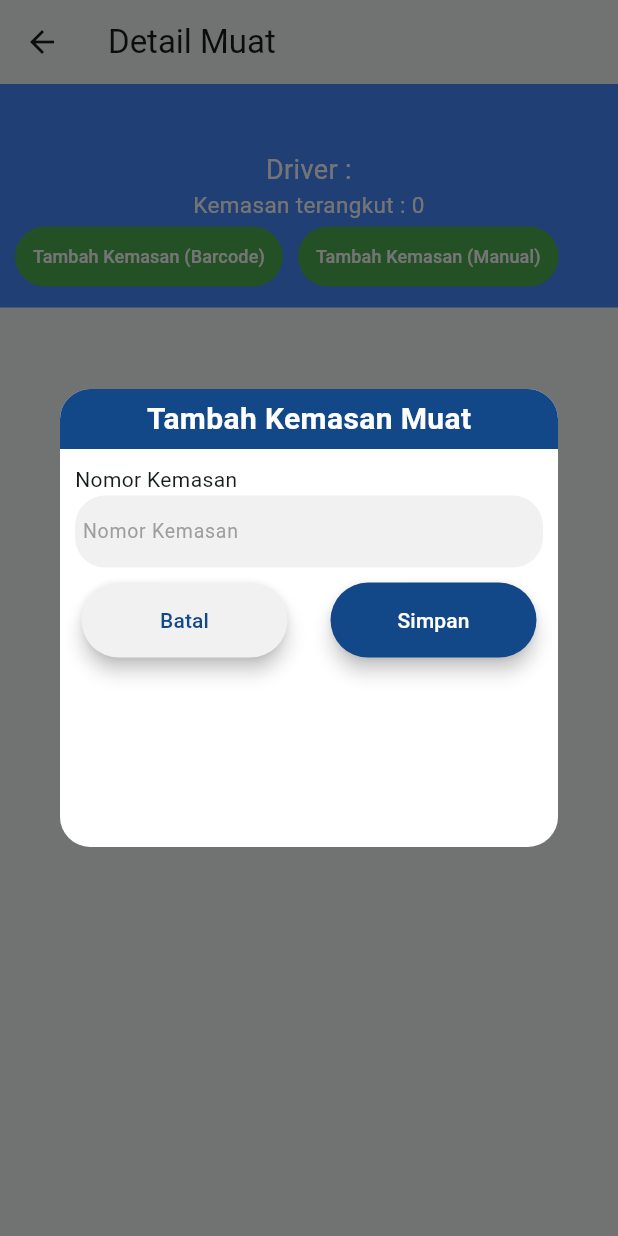
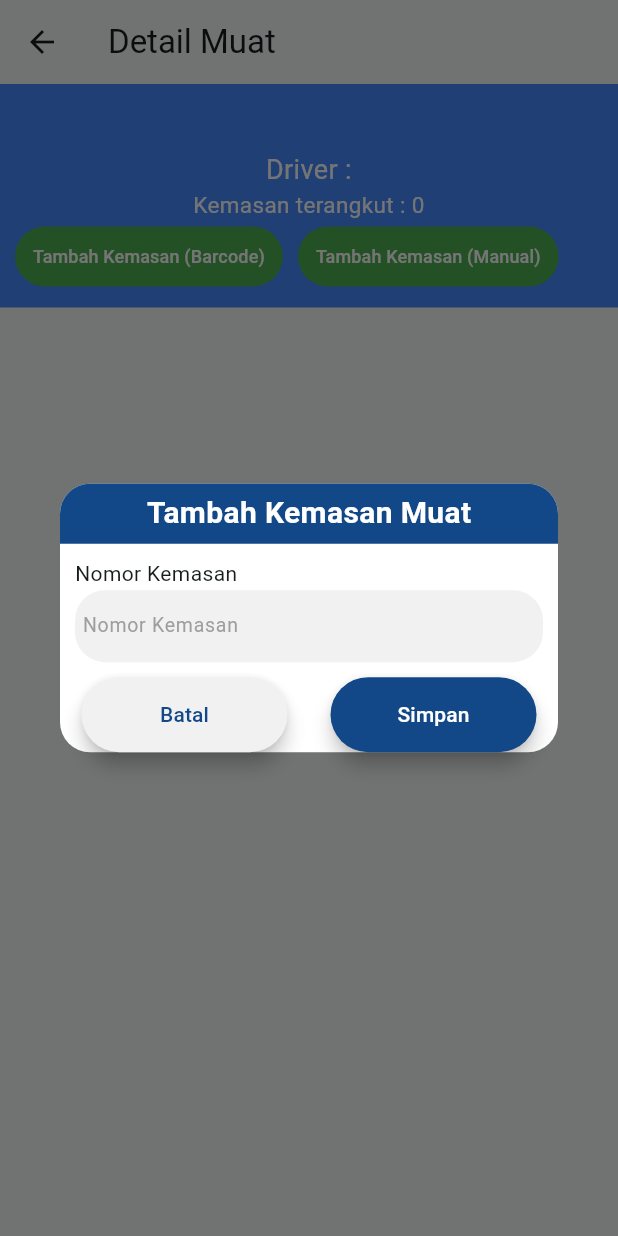
Before and after one commit to mastoto-github/tbl_fotobarang, a Flutter app: the MuatDetil screen opened directly with empty values, after a tap on "Tambah Kemasan (Manual)", on a phone screen of 412 x 824 dp. Run offline on Flutter 3.47's test engine with Material 2 defaults, Android fonts, the phone set to English and light mode, and no system bars; our stand-ins replace cool_alert, flutter_image_compress, get, google_fonts, image_picker and 1 more; missing offline and left inert: dart:ffi, flutter_barcode_scanner, flutter_beep, odoo_rpc.

Commit message:
mua manual selesai tes 110824

```diff
--- a/lib/screens/muat/tambahkemasan_form.dart
+++ b/lib/screens/muat/tambahkemasan_form.dart
@@ -14,11 +14,7 @@ import 'package:tbl_fotobarang/themes.dart';
 class TambahKemasanForm extends StatefulWidget {
   final int vnokms;
 
-  const TambahKemasanForm(
-    {
-    super.key,
-    required this.vnokms
-    });
+  const TambahKemasanForm({super.key, required this.vnokms});
 
   @override
   _TambahKemasanForm createState() => _TambahKemasanForm();
@@ -40,7 +36,7 @@ class _TambahKemasanForm extends State<TambahKemasanForm> {
     super.initState();
     Future.delayed(Duration(milliseconds: 50), () {
       setState(() {
-        _dialogHeight = Get.height / 2.7;
+        _dialogHeight = Get.height / 4.6;
       });
     });
   }
@@ -134,6 +130,7 @@ class _TambahKemasanForm extends State<TambahKemasanForm> {
       )),
     );
   }
+
   Future<dynamic> fetchKemasan() async {
     await orpc.callKw({
       'model': 'dps.kemasan',
@@ -209,7 +206,7 @@ Future inputKemasan() async {
       'model': 'dps.muat.ids',
       'method': 'create',
       'args': [
-        {'muat_id': widget.vmuatid, 'kemasan_id': vreskode[0]['id']},
+        {'muat_id': widget.vnokms, 'kemasan_id': vreskode[0]['id']},
       ],
       'kwargs': {},
     });
```
Also changed, not shown: pubspec.lock. Lines whose indentation alone changed are shown as unchanged.
